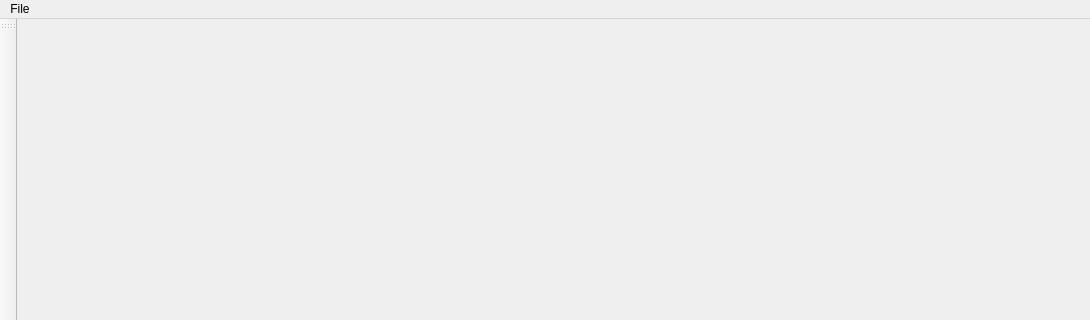
Before: the Qt Designer form gui/src/mainwindow.ui in alexge50/gie, drawn with Qt 5; both pictures show x 0 to 1090 and y 0 to 320 of the 1090 by 640 pixel window.
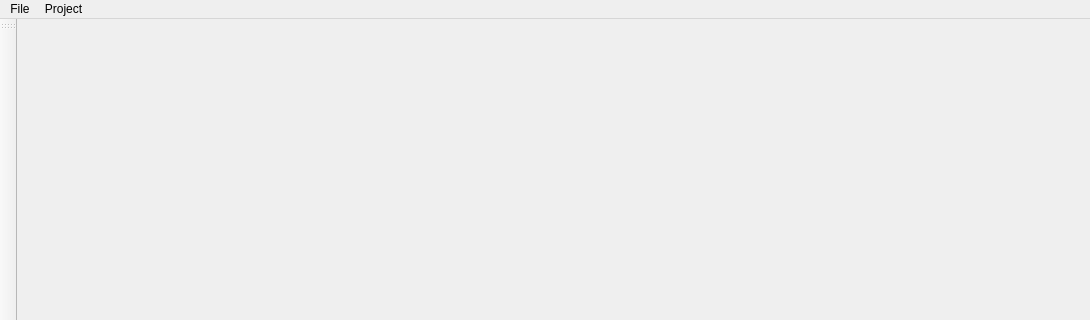
After: the same form once the commit is applied.

The edit to the form file:
```diff
--- a/gui/src/mainwindow.ui
+++ b/gui/src/mainwindow.ui
@@ -52,7 +52,14 @@
     <addaction name="actionNewProject"/>
     <addaction name="actionOpenProject"/>
    </widget>
+   <widget class="QMenu" name="menuProject">
+    <property name="title">
+     <string>Project</string>
+    </property>
+    <addaction name="actionImportImage"/>
+   </widget>
    <addaction name="menu1"/>
+   <addaction name="menuProject"/>
   </widget>
   <widget class="QToolBar" name="mainToolBar">
    <attribute name="toolBarArea">
```
Left out of the diff: 5 changed lines with no effect on the pictures.
